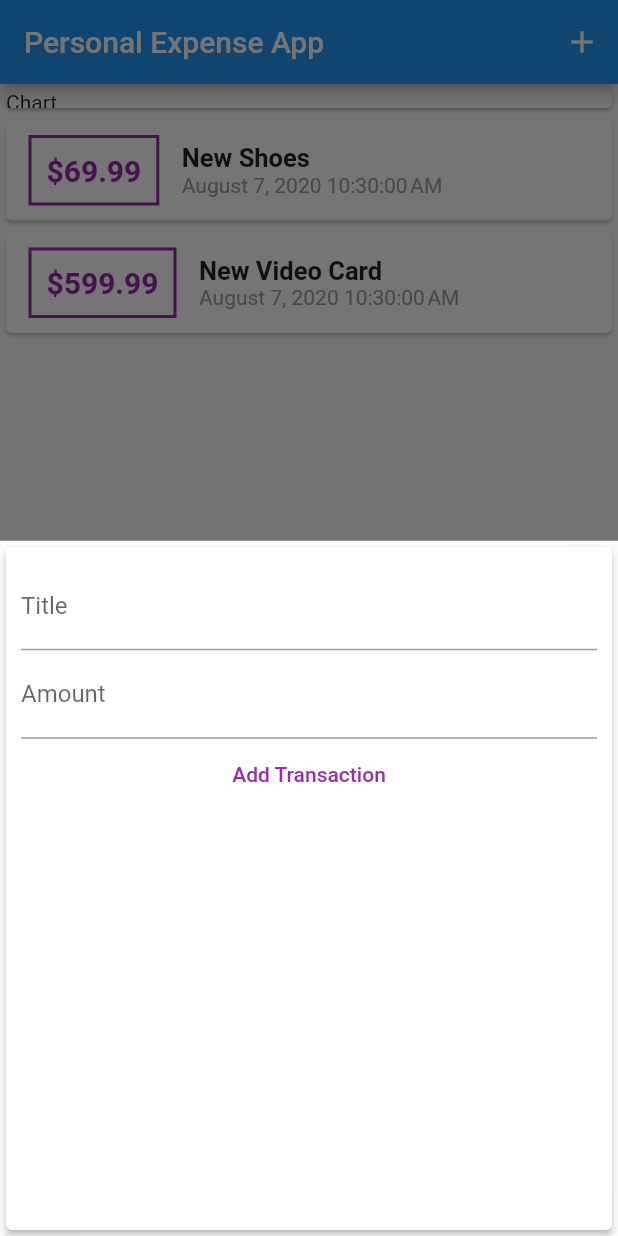
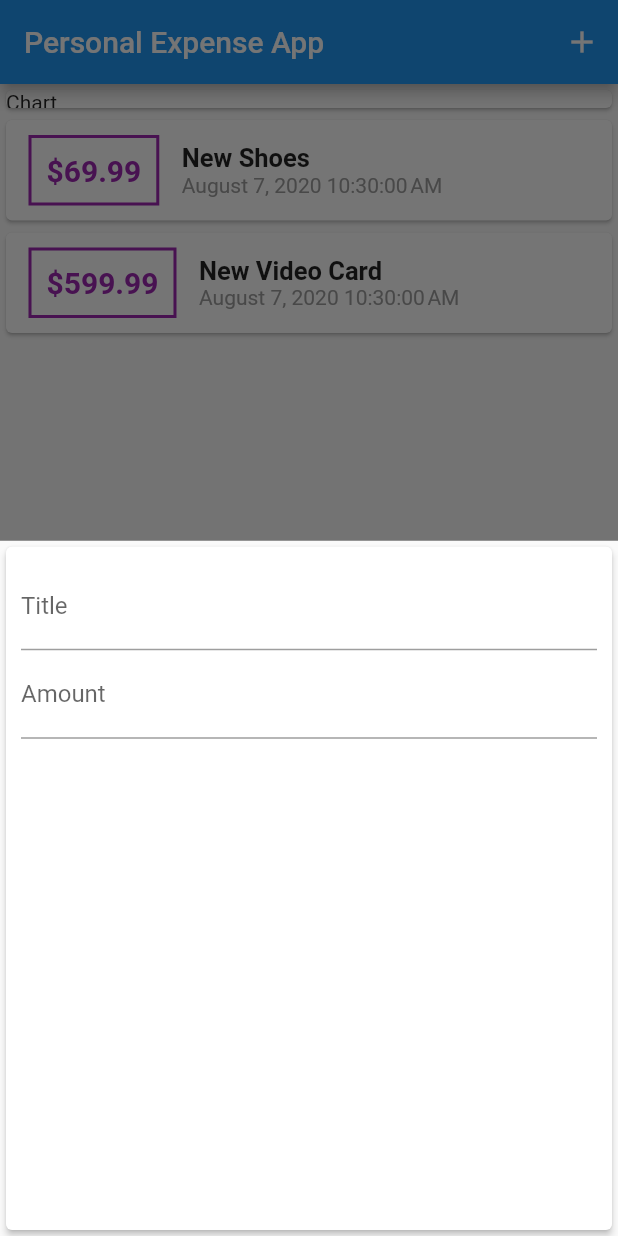
Before and after one commit to ekonine/personal_expense_app, a Flutter app: the screen it shows after launch, after a tap on the "add" icon, on a phone screen of 412 x 824 dp. Run offline on Flutter 3.47's test engine with Material 2 defaults, Android fonts, the phone set to English and light mode, and no system bars.

Commit message:
add navigator pop and remove redundant FlatButton

```diff
--- a/lib/widgets/new_transaction.dart
+++ b/lib/widgets/new_transaction.dart
@@ -26,6 +26,8 @@ class _NewTransactionState extends State<NewTransaction> {
       enteredTitle,
       enteredAmount,
     );
+
+    Navigator.of(context).pop();
   }
 
   @override
@@ -47,11 +49,6 @@ class _NewTransactionState extends State<NewTransaction> {
               keyboardType: TextInputType.number,
               onSubmitted: (_) => submitData(),
             ),
-            FlatButton(
-              child: Text('Add Transaction'),
-              textColor: Colors.purple,
-              onPressed: submitData,
-            ),
           ],
         ),
       ),
```
